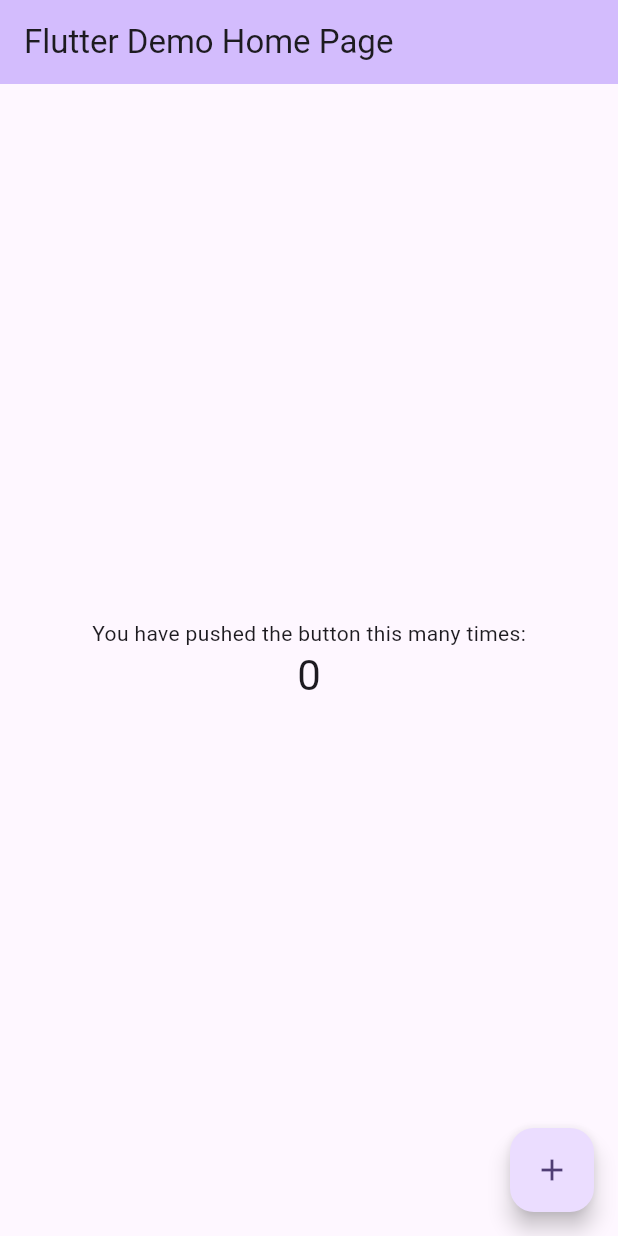
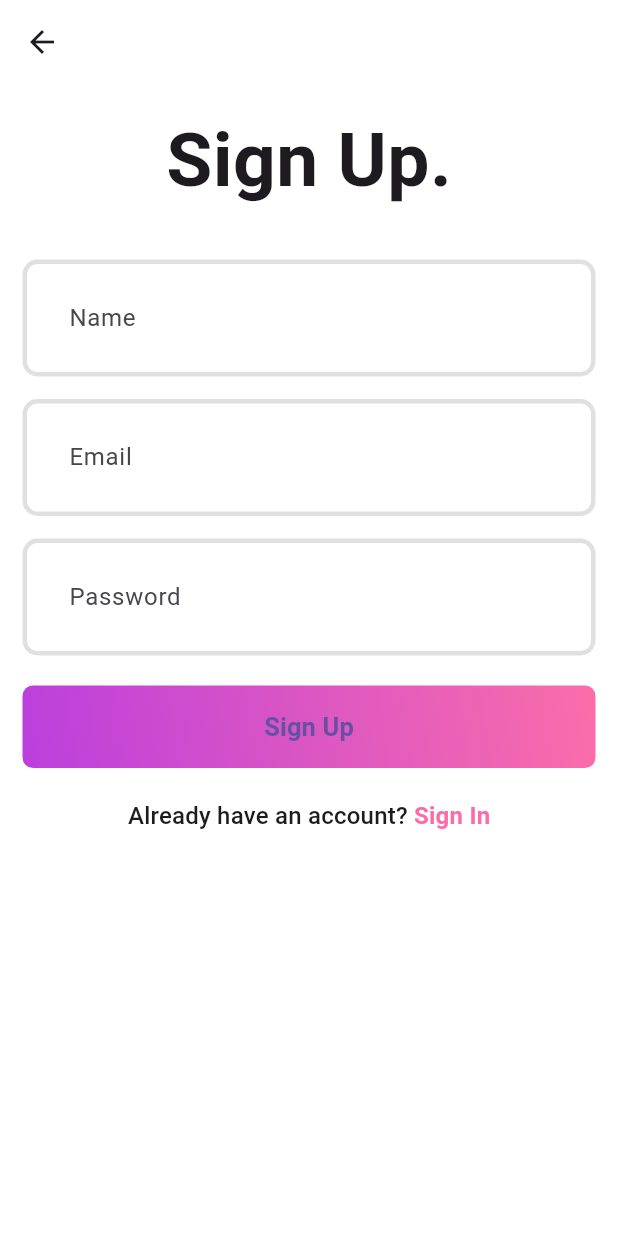
Before and after one commit to Nahid-web/blog_app, a Flutter app: the screen it shows after launch, on a phone screen of 412 x 824 dp. Run offline on Flutter 3.47's test engine with Material 3 defaults, Android fonts, the phone set to English and light mode, and no system bars.

```diff
--- /dev/null
+++ b/lib/core/routes/routes.dart
@@ -0,0 +1,30 @@
+import 'package:blog_app/core/pages/error_page.dart';
+import 'package:blog_app/features/auth/presentation/pages/login_page.dart';
+import 'package:blog_app/features/auth/presentation/pages/signup_page.dart';
+import 'package:flutter/material.dart';
+
+// Define route names as constants for better readability and maintainability
+class RouteNames {
+  static const String signUp = '/signup';
+  static const String login = '/login';
+}
+
+class RouteGenerator {
+  static Route<dynamic> generateRoute(RouteSettings settings) {
+    switch (settings.name) {
+      // Use RouteNames constants and the reusable _pageRouteBuilder function
+      case RouteNames.signUp:
+        return _pageRouteBuilder(const SignUpPage());
+      case RouteNames.login:
+        return _pageRouteBuilder(const LoginPage());
+      // Consider handling null or unknown route names explicitly, though 'default' case covers most scenarios
+      default:
+        return _pageRouteBuilder(const ErrorPage());
+    }
+  }
+
+  // Reusable function to create MaterialPageRoute
+  static Route<dynamic> _pageRouteBuilder(Widget page) {
+    return MaterialPageRoute(builder: (_) => page);
+  }
+}
--- /dev/null
+++ b/lib/core/theme/app_palette.dart
@@ -0,0 +1,13 @@
+import 'package:flutter/material.dart';
+
+class AppPalette {
+  static const Color backgroundColor = Color.fromRGBO(24, 24, 32, 1);
+  static const Color gradient1 = Color.fromRGBO(187, 63, 221, 1);
+  static const Color gradient2 = Color.fromRGBO(251, 109, 169, 1);
+  static const Color gradient3 = Color.fromRGBO(255, 159, 124, 1);
+  static const Color borderColor = Color.fromRGBO(52, 51, 67, 1);
+  static const Color whiteColor = Colors.white;
+  static const Color greyColor = Colors.grey;
+  static const Color errorColor = Colors.redAccent;
+  static const Color transparentColor = Colors.transparent;
+}
--- /dev/null
+++ b/lib/core/theme/theme.dart
@@ -0,0 +1,41 @@
+import 'package:blog_app/core/theme/app_palette.dart';
+import 'package:flutter/material.dart';
+
+class AppTheme {
+  static _border([Color color = AppPalette.borderColor]) => OutlineInputBorder(
+    borderSide: BorderSide(color: color, width: 3),
+    borderRadius: BorderRadius.circular(10),
+  );
+
+  static final darkThemeMode = ThemeData.dark().copyWith(
+    scaffoldBackgroundColor: AppPalette.backgroundColor,
+    appBarTheme: const AppBarTheme(backgroundColor: AppPalette.backgroundColor),
+    chipTheme: const ChipThemeData(
+      color: WidgetStatePropertyAll(AppPalette.backgroundColor),
+      side: BorderSide.none,
+    ),
+    inputDecorationTheme: InputDecorationTheme(
+      contentPadding: const EdgeInsets.all(27),
+      border: _border(),
+      enabledBorder: _border(),
+      focusedBorder: _border(AppPalette.gradient2),
+      errorBorder: _border(AppPalette.errorColor),
+    ),
+  );
+
+  static final lightThemeMode = ThemeData.light().copyWith(
+    scaffoldBackgroundColor: Colors.white,
+    appBarTheme: const AppBarTheme(backgroundColor: Colors.white),
+    chipTheme: const ChipThemeData(
+      color: WidgetStatePropertyAll(Colors.white),
+      side: BorderSide.none,
+    ),
+    inputDecorationTheme: InputDecorationTheme(
+      contentPadding: const EdgeInsets.all(27),
+      border: _border(Colors.black12),
+      enabledBorder: _border(Colors.black12),
+      focusedBorder: _border(AppPalette.gradient2),
+      errorBorder: _border(AppPalette.errorColor),
+    ),
+  );
+}
--- /dev/null
+++ b/lib/features/auth/presentation/pages/signup_page.dart
@@ -0,0 +1,92 @@
+import 'package:blog_app/core/theme/app_palette.dart';
+import 'package:blog_app/features/auth/presentation/widgets/auth_field.dart';
+import 'package:blog_app/features/auth/presentation/widgets/auth_gradient_button.dart';
+import 'package:flutter/material.dart';
+
+class SignUpPage extends StatefulWidget {
+  const SignUpPage({super.key});
+
+  @override
+  State<SignUpPage> createState() => _SignUpPageState();
+}
+
+class _SignUpPageState extends State<SignUpPage> {
+  final emailController = TextEditingController();
+  final passwordController = TextEditingController();
+  final nameController = TextEditingController();
+  final formKey = GlobalKey<FormState>();
+
+  @override
+  void dispose() {
+    emailController.dispose();
+    passwordController.dispose();
+    nameController.dispose();
+    super.dispose();
+  }
+
+  @override
+  Widget build(BuildContext context) {
+    return Scaffold(
+      appBar: AppBar(),
+      body: SingleChildScrollView(
+        child: Padding(
+          padding: const EdgeInsets.all(15.0),
+          child: Form(
+            key: formKey,
+            child: Column(
+              mainAxisAlignment: MainAxisAlignment.center,
+              children: [
+                const Text(
+                  'Sign Up.',
+                  style: TextStyle(fontSize: 50, fontWeight: FontWeight.bold),
+                ),
+                const SizedBox(height: 30),
+                AuthField(hintText: 'Name', controller: nameController),
+                const SizedBox(height: 15),
+                AuthField(hintText: 'Email', controller: emailController),
+                const SizedBox(height: 15),
+                AuthField(
+                  hintText: 'Password',
+                  controller: passwordController,
+                  isObscureText: true,
+                ),
+                const SizedBox(height: 20),
+                AuthGradientButton(
+                  buttonText: 'Sign Up',
+                  onPressed: () {
+                    if (formKey.currentState!.validate()) {
+                      // Sign up logic here
+                    }
+                  },
+                ),
+                const SizedBox(height: 20),
+                GestureDetector(
+                  onTap: () {
+                    Navigator.of(context).pushNamed('/login');
+                  },
+                  child: RichText(
+                    text: TextSpan(
+                      text: 'Already have an account? ',
+                      style: Theme.of(context).textTheme.titleMedium,
+                      children: [
+                        TextSpan(
+                          text: 'Sign In',
+                          style: Theme.of(
+                            context,
+                          ).textTheme.titleMedium?.copyWith(
+                            color: AppPalette.gradient2,
+                            fontWeight: FontWeight.bold,
+                          ),
+                        ),
+                      ],
+                    ),
+                  ),
+                ),
+              ],
+            ),
+          ),
+        ),
+      ),
+    );
+  }
+}
--- /dev/null
+++ b/lib/features/auth/presentation/widgets/auth_field.dart
@@ -0,0 +1,28 @@
+import 'package:flutter/material.dart';
+
+class AuthField extends StatelessWidget {
+  final String hintText;
+  final TextEditingController controller;
+  final bool isObscureText;
+  const AuthField({
+    super.key,
+    required this.hintText,
+    required this.controller,
+    this.isObscureText = false,
+  });
+
+  @override
+  Widget build(BuildContext context) {
+    return TextFormField(
+      controller: controller,
+      decoration: InputDecoration(hintText: hintText),
+      validator: (value) {
+        if (value!.isEmpty) {
+          return "$hintText is missing!";
+        }
+        return null;
+      },
+      obscureText: isObscureText,
+    );
+  }
+}
--- /dev/null
+++ b/lib/features/auth/presentation/widgets/auth_gradient_button.dart
@@ -0,0 +1,38 @@
+import 'package:blog_app/core/theme/app_palette.dart';
+import 'package:flutter/material.dart';
+
+class AuthGradientButton extends StatelessWidget {
+  final String buttonText;
+  final VoidCallback onPressed;
+  const AuthGradientButton({
+    super.key,
+    required this.buttonText,
+    required this.onPressed,
+  });
+
+  @override
+  Widget build(BuildContext context) {
+    return Container(
+      decoration: BoxDecoration(
+        gradient: const LinearGradient(
+          colors: [AppPalette.gradient1, AppPalette.gradient2],
+          begin: Alignment.bottomLeft,
+          end: Alignment.topRight,
+        ),
+        borderRadius: BorderRadius.circular(7),
+      ),
+      child: ElevatedButton(
+        onPressed: onPressed,
+        style: ElevatedButton.styleFrom(
+          fixedSize: const Size(395, 55),
+          backgroundColor: AppPalette.transparentColor,
+          shadowColor: AppPalette.transparentColor,
+        ),
+        child: Text(
+          buttonText,
+          style: const TextStyle(fontSize: 17, fontWeight: FontWeight.w600),
+        ),
+      ),
+    );
+  }
+}
--- a/lib/main.dart
+++ b/lib/main.dart
@@ -1,3 +1,6 @@
+import 'package:blog_app/core/routes/routes.dart';
+import 'package:blog_app/core/theme/theme.dart';
+import 'package:blog_app/features/auth/presentation/pages/signup_page.dart';
 import 'package:flutter/material.dart';
 
 void main() {
@@ -7,62 +10,17 @@ void main() {
 class MyApp extends StatelessWidget {
   const MyApp({super.key});
 
-  // This widget is the root of your application.
   @override
   Widget build(BuildContext context) {
     return MaterialApp(
-      title: 'Flutter Demo',
-      theme: ThemeData(
-        colorScheme: ColorScheme.fromSeed(seedColor: Colors.deepPurple),
-      ),
-      home: const MyHomePage(title: 'Flutter Demo Home Page'),
+      debugShowCheckedModeBanner: false,
+      title: 'Bloc App',
+      theme: AppTheme.lightThemeMode,
+      darkTheme: AppTheme.darkThemeMode,
+      themeMode: ThemeMode.system,
+      onGenerateRoute: RouteGenerator.generateRoute,
+      initialRoute: '/signup',
+      home: const SignUpPage(),
     );
   }
 }
-
-class MyHomePage extends StatefulWidget {
-  const MyHomePage({super.key, required this.title});
-
-  final String title;
-
-  @override
-  State<MyHomePage> createState() => _MyHomePageState();
-}
-
-class _MyHomePageState extends State<MyHomePage> {
-  int _counter = 0;
-
-  void _incrementCounter() {
-    setState(() {
-      _counter++;
-    });
-  }
-
-  @override
-  Widget build(BuildContext context) {
-    return Scaffold(
-      appBar: AppBar(
-        backgroundColor: Theme.of(context).colorScheme.inversePrimary,
-
-        title: Text(widget.title),
-      ),
-      body: Center(
-        child: Column(
-          mainAxisAlignment: MainAxisAlignment.center,
-          children: <Widget>[
-            const Text('You have pushed the button this many times:'),
-            Text(
-              '$_counter',
-              style: Theme.of(context).textTheme.headlineMedium,
-            ),
-          ],
-        ),
-      ),
-      floatingActionButton: FloatingActionButton(
-        onPressed: _incrementCounter,
-        tooltip: 'Increment',
-        child: const Icon(Icons.add),
-      ),
-    );
-  }
-}
```
Also changed, not shown: lib/core/pages/error_page.dart (added, +13 -0 lines), lib/features/auth/presentation/pages/login_page.dart (added, +90 -0 lines).
